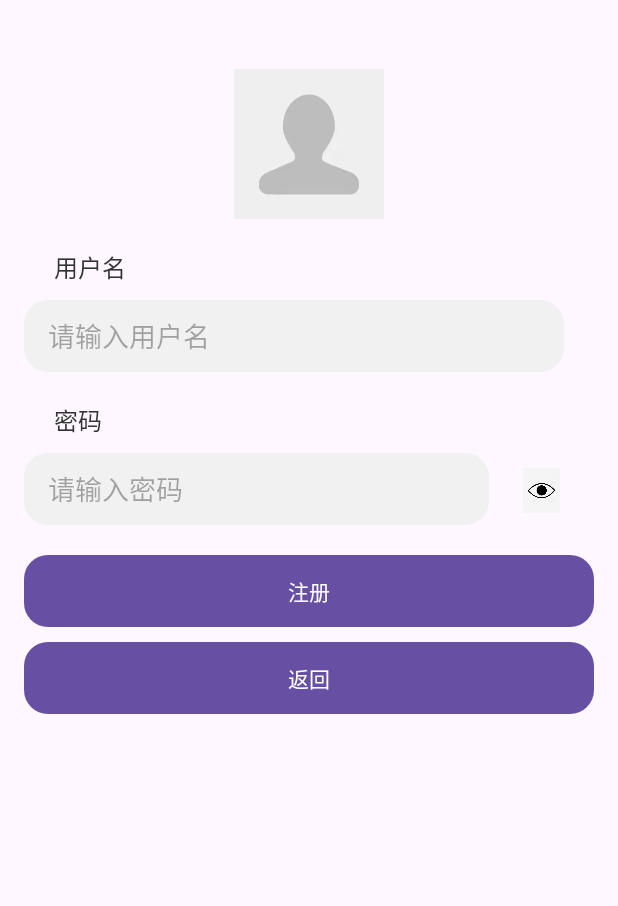
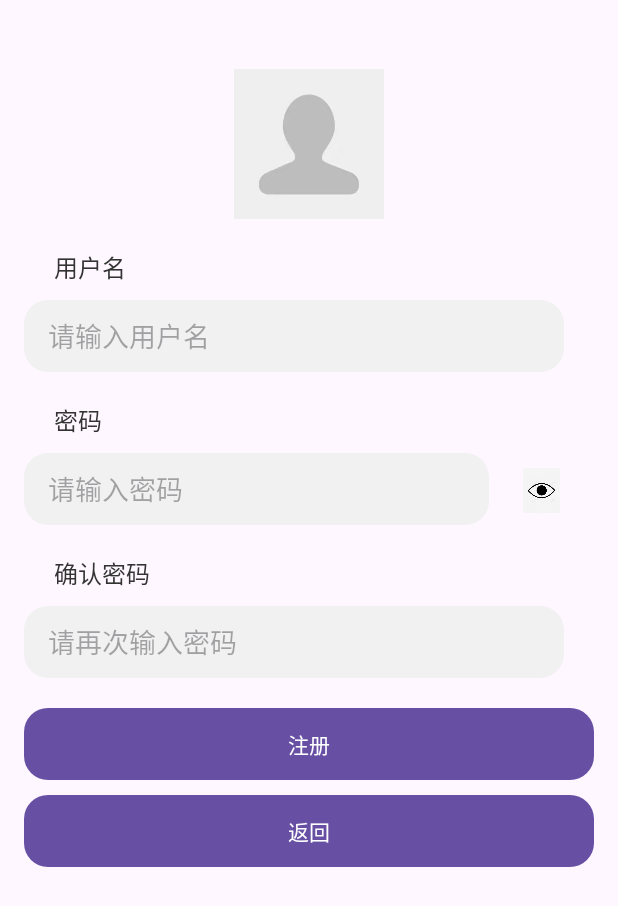
Before and after one commit to qiutf1/an-android-app-project, an Android app: the RegisterActivity screen opened directly, with no data from a screen before it, after a tap on "注册", on a phone screen of 412 x 824 dp. Shown: the top 906 px of the screen. Run offline under Robolectric (Android 15) with nearby library versions, the phone set to English and light mode, and no system bars; 2 other taps on this screen came first.

Commit message:
解决了头像选择功能丢失的bug

```diff
--- a/app/src/main/java/com/example/myapp4/DatabaseHelper.java
+++ b/app/src/main/java/com/example/myapp4/DatabaseHelper.java
@@ -68,14 +68,15 @@ public class DatabaseHelper extends SQLiteOpenHelper {
     }
 
     // 插入用户（注册）
-    public long insertUser(String username, String password) {
+    public long insertUser(String username, String password, int avatarResId) {
         SQLiteDatabase db = getWritableDatabase();
         ContentValues v = new ContentValues();
         v.put(COLUMN_USERNAME, username);
         v.put(COLUMN_PASSWORD, password);
-        v.put(COLUMN_AVATAR, "avatar_default");
+        v.put(COLUMN_AVATAR, String.valueOf(avatarResId)); // 存储头像资源 ID
         return db.insert(TABLE_USERS, null, v);
     }
+
 
     public boolean isUserExists(String username) {
         SQLiteDatabase db = getReadableDatabase();
--- a/app/src/main/java/com/example/myapp4/RegisterActivity.java
+++ b/app/src/main/java/com/example/myapp4/RegisterActivity.java
@@ -1,18 +1,21 @@
 package com.example.myapp4;
 
+import android.content.Intent;
 import android.os.Bundle;
 import android.text.method.HideReturnsTransformationMethod;
 import android.text.method.PasswordTransformationMethod;
 import android.widget.*;
+
 import androidx.appcompat.app.AppCompatActivity;
 
 public class RegisterActivity extends AppCompatActivity {
 
-    private EditText usernameEditText, passwordEditText;
+    private EditText usernameEditText, passwordEditText, confirmPasswordEditText;
     private Button registerButton, backButton;
-    private ImageView eyeImageView;
+    private ImageView eyeImageView, avatarImageView;
     private DatabaseHelper dbHelper;
     private boolean passwordVisible = false;
+    private int selectedAvatarId = R.drawable.ic_avatar_default;
 
     @Override
     protected void onCreate(Bundle savedInstanceState) {
@@ -23,10 +26,19 @@ public class RegisterActivity extends AppCompatActivity {
 
         usernameEditText = findViewById(R.id.usernameEditText);
         passwordEditText = findViewById(R.id.passwordEditText);
+        confirmPasswordEditText = findViewById(R.id.confirmPasswordEditText);
         registerButton = findViewById(R.id.registerButton);
         backButton = findViewById(R.id.backButton);
         eyeImageView = findViewById(R.id.eyeImageView);
+        avatarImageView = findViewById(R.id.avatarImageView);
 
+        // 点击头像选择
+        avatarImageView.setOnClickListener(v -> {
+            Intent intent = new Intent(RegisterActivity.this, AvatarSelectionActivity.class);
+            startActivityForResult(intent, 100);
+        });
+
+        // 切换密码可见性
         eyeImageView.setOnClickListener(v -> {
             if (passwordVisible) {
                 passwordEditText.setTransformationMethod(PasswordTransformationMethod.getInstance());
@@ -40,18 +52,26 @@ public class RegisterActivity extends AppCompatActivity {
             passwordEditText.setSelection(passwordEditText.getText().length());
         });
 
+        // 注册按钮
         registerButton.setOnClickListener(v -> {
             String u = usernameEditText.getText().toString().trim();
             String p = passwordEditText.getText().toString().trim();
-            if (u.isEmpty() || p.isEmpty()) {
+            String cp = confirmPasswordEditText.getText().toString().trim();
+
+            if (u.isEmpty() || p.isEmpty() || cp.isEmpty()) {
                 Toast.makeText(RegisterActivity.this, "用户名或密码不能为空", Toast.LENGTH_SHORT).show();
+                return;
+            }
+            if (!p.equals(cp)) {
+                Toast.makeText(RegisterActivity.this, "两次密码输入不一致", Toast.LENGTH_SHORT).show();
                 return;
             }
             if (dbHelper.isUserExists(u)) {
                 Toast.makeText(RegisterActivity.this, "用户名已存在，请换一个", Toast.LENGTH_SHORT).show();
                 return;
             }
-            long id = dbHelper.insertUser(u, p);
+
+            long id = dbHelper.insertUser(u, p, selectedAvatarId);
             if (id != -1) {
                 Toast.makeText(RegisterActivity.this, "注册成功，请登录", Toast.LENGTH_SHORT).show();
                 finish();
@@ -62,4 +82,14 @@ public class RegisterActivity extends AppCompatActivity {
 
         backButton.setOnClickListener(v -> finish());
     }
+
+    @Override
+    protected void onActivityResult(int requestCode, int resultCode, Intent data) {
+        super.onActivityResult(requestCode, resultCode, data);
+        if (requestCode == 100 && resultCode == RESULT_OK && data != null) {
+            int avatarId = data.getIntExtra("selectedAvatar", R.drawable.ic_avatar_default);
+            avatarImageView.setImageResource(avatarId);
+            selectedAvatarId = avatarId;
+        }
+    }
 }
--- a/app/src/main/res/layout/activity_register.xml
+++ b/app/src/main/res/layout/activity_register.xml
@@ -92,6 +92,36 @@
         android:layout_marginTop="10dp"
         android:layout_marginEnd="20dp" />
 
+    <!-- 确认密码标签 -->
+    <TextView
+        android:id="@+id/confirmPasswordLabel"
+        android:layout_width="wrap_content"
+        android:layout_height="wrap_content"
+        android:text="确认密码"
+        android:textSize="16sp"
+        android:textColor="#333333"
+        app:layout_constraintTop_toBottomOf="@id/passwordEditText"
+        app:layout_constraintStart_toStartOf="parent"
+        android:layout_marginTop="20dp"
+        android:layout_marginStart="20dp" />
+
+    <!-- 确认密码输入框 -->
+    <EditText
+        android:id="@+id/confirmPasswordEditText"
+        android:layout_width="0dp"
+        android:layout_height="48dp"
+        android:hint="请再次输入密码"
+        android:inputType="textPassword"
+        android:textColor="#333333"
+        android:background="@drawable/edit_text_background"
+        android:paddingStart="16dp"
+        android:paddingEnd="16dp"
+        app:layout_constraintTop_toBottomOf="@id/confirmPasswordLabel"
+        app:layout_constraintStart_toStartOf="parent"
+        app:layout_constraintEnd_toEndOf="parent"
+        android:layout_marginTop="10dp"
+        android:layout_marginEnd="20dp" />
+
     <!-- 注册按钮 -->
     <Button
         android:id="@+id/registerButton"
@@ -100,7 +130,7 @@
         android:text="注册"
         android:textColor="#FFFFFF"
         android:background="@drawable/btn_round_green"
-        app:layout_constraintTop_toBottomOf="@id/passwordEditText"
+        app:layout_constraintTop_toBottomOf="@id/confirmPasswordEditText"
         app:layout_constraintStart_toStartOf="parent"
         app:layout_constraintEnd_toEndOf="parent"
         android:layout_marginTop="20dp" />
```
